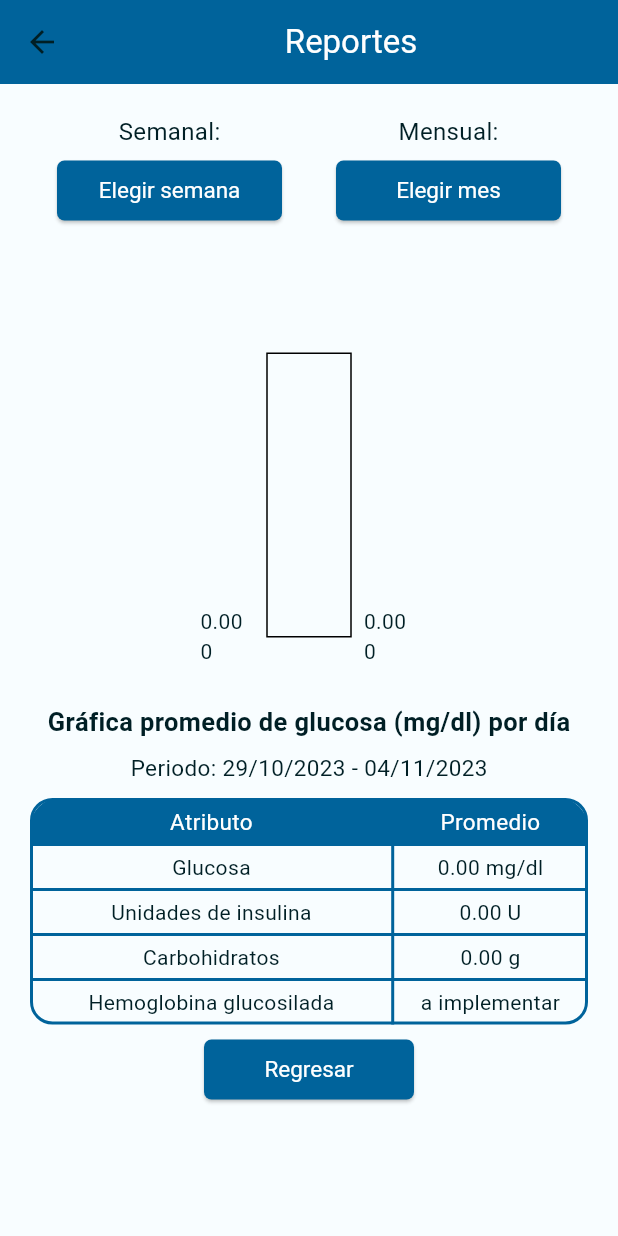
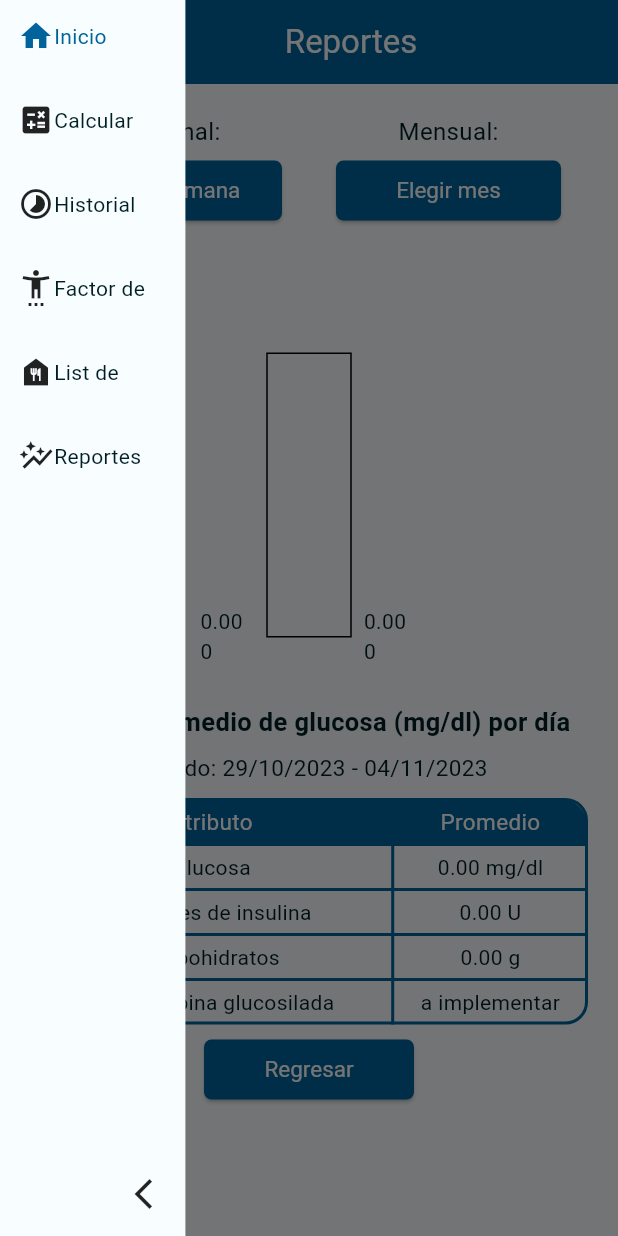
Before and after one commit to ochavirar/InsulineCalculator, a Flutter app: the Reports screen opened directly, with the side drawer open (before the commit the screen has no drawer), on a phone screen of 412 x 824 dp. Run offline on Flutter 3.47's test engine with Material 2 defaults, Android fonts, the phone set to English and light mode, and no system bars; drawn by our look-alikes of fl_chart, sidebarx; our stand-ins replace azlistview, flutter_slidable, syncfusion_flutter_datepicker, table_calendar; network calls fail.

Commit message:
mas cambios de tema

```diff
--- a/insuline_calculator/lib/screens/main_bolus.dart
+++ b/insuline_calculator/lib/screens/main_bolus.dart
@@ -1,4 +1,5 @@
 import 'package:flutter/material.dart';
+import 'package:insuline_calculator/widgets/utilities/side_bar.dart';
 import 'bolus_data.dart';
 import 'bolus_food.dart';
 
@@ -17,6 +18,7 @@ class _MainBolusScreenState extends State<MainBolusScreen> {
   @override
   Widget build(BuildContext context) {
     return Scaffold(
+        drawer: const SideBar(),
         appBar: AppBar(
           title: Text(
             'Bolus de Insulina',
--- a/insuline_calculator/lib/screens/main_food_list.dart
+++ b/insuline_calculator/lib/screens/main_food_list.dart
@@ -6,6 +6,7 @@ import 'package:insuline_calculator/classes/az_food_list.dart';
 import 'package:insuline_calculator/dummy_data/dummy_data.dart';
 import 'package:azlistview/azlistview.dart';
 import 'package:insuline_calculator/widgets/bolus_widgets/main_food_list_item.dart';
+import 'package:insuline_calculator/widgets/utilities/side_bar.dart';
 
 List<AZFoodListItem> getCorrectListType() {
   List<dynamic> valores = dummyFood; //este sera recuperado del api despues
@@ -33,14 +34,15 @@ class MainFoodList extends StatelessWidget {
   @override
   Widget build(BuildContext context) {
     return Scaffold(
+      drawer: const SideBar(),
       appBar: AppBar(
         title: Text(
           'Lista Alimentos',
           style: TextStyle(
-            color: Theme.of(context).secondaryHeaderColor,
+            color: Theme.of(context).colorScheme.onPrimary,
           ),
         ),
-        backgroundColor: Theme.of(context).primaryColor,
+        backgroundColor: Theme.of(context).colorScheme.primary,
       ),
       body: Column(
         children: [
--- a/insuline_calculator/lib/screens/reports.dart
+++ b/insuline_calculator/lib/screens/reports.dart
@@ -4,11 +4,11 @@ import 'package:insuline_calculator/widgets/report_widgets/barchart_reports.dart
 import 'package:insuline_calculator/widgets/report_widgets/month_picker_dialog.dart';
 import 'package:insuline_calculator/widgets/report_widgets/report_table.dart';
 import 'package:insuline_calculator/widgets/report_widgets/week_picker_dialog.dart';
+import 'package:insuline_calculator/widgets/utilities/side_bar.dart';
 
 import 'package:intl/intl.dart';
 import 'package:provider/provider.dart';
 import '../providers/provider_reports.dart';
-
 
 class Reports extends StatefulWidget {
   const Reports({super.key});
@@ -32,8 +32,7 @@ class _ReportsState extends State<Reports> {
         context: context,
         builder: (BuildContext context) {
           return WeekPicker();
-    }
-  );
+        });
   }
 
   void showMonthPicker(BuildContext context) {
@@ -41,36 +40,38 @@ class _ReportsState extends State<Reports> {
         context: context,
         builder: (BuildContext context) {
           return MonthPicker();
-    }
-  );
+        });
   }
 
   @override
   Widget build(BuildContext context) {
     return Scaffold(
       resizeToAvoidBottomInset: false,
+      drawer: const SideBar(),
       appBar: AppBar(
-
-        backgroundColor: Theme.of(context).primaryColor,
-        title: Center(child: Text("Reportes", style:TextStyle(color: Colors.white))),
+        backgroundColor: Theme.of(context).colorScheme.primary,
+        title: Center(
+            child: Text("Reportes",
+                style:
+                    TextStyle(color: Theme.of(context).colorScheme.onPrimary))),
       ),
-
       body: Padding(
-        padding: const EdgeInsets.fromLTRB(10,15.0,10,15),
+        padding: const EdgeInsets.fromLTRB(10, 15.0, 10, 15),
         child: SingleChildScrollView(
           child: Column(
             mainAxisAlignment: MainAxisAlignment.start,
             children: [
               Padding(
-              padding: const EdgeInsets.only(left:10, right:10),
-              child: Row(children: [
-                Expanded(child:
-                    Container(
-                      child: Column(
+                padding: const EdgeInsets.only(left: 10, right: 10),
+                child: Row(
                   children: [
+                    Expanded(
+                      child: Container(
+                        child: Column(children: [
                           Padding(
-                          padding: const EdgeInsets.only(top:5.0),
-                          child: Text("Semanal:",style:TextStyle(fontSize: 16)),
+                            padding: const EdgeInsets.only(top: 5.0),
+                            child: Text("Semanal:",
+                                style: TextStyle(fontSize: 16)),
                           ),
                           Padding(
                             padding: const EdgeInsets.all(8),
@@ -79,29 +80,31 @@ class _ReportsState extends State<Reports> {
                                 height: 40,
                                 child: ElevatedButton(
                                   style: ElevatedButton.styleFrom(
-                                textStyle: const TextStyle(fontSize: 15, color:Colors.white),
-                                backgroundColor: Theme.of(context).primaryColor,
+                                      textStyle: const TextStyle(
+                                          fontSize: 15, color: Colors.white),
+                                      backgroundColor:
+                                          Theme.of(context).primaryColor,
                                       shape: RoundedRectangleBorder(
-                                  borderRadius: BorderRadius.circular(5)
-                                )
-                              ), onPressed: () {
+                                          borderRadius:
+                                              BorderRadius.circular(5))),
+                                  onPressed: () {
                                     showWeekPicker(context);
                                   },
-                              child: const Text('Elegir semana',style: TextStyle(fontSize: 15, color:Colors.white)),
-                            )
+                                  child: const Text('Elegir semana',
+                                      style: TextStyle(
+                                          fontSize: 15, color: Colors.white)),
+                                )),
                           ),
-                        ),
-
                         ]),
                       ),
                     ),
-                  Expanded(child:
-                    Container(
-                      child: Column(
-                        children: [
+                    Expanded(
+                      child: Container(
+                        child: Column(children: [
                           Padding(
                             padding: const EdgeInsets.only(top: 5.0),
-                          child: Text("Mensual:",style:TextStyle(fontSize: 16)),
+                            child: Text("Mensual:",
+                                style: TextStyle(fontSize: 16)),
                           ),
                           Padding(
                             padding: const EdgeInsets.all(8.0),
@@ -110,48 +113,53 @@ class _ReportsState extends State<Reports> {
                                 height: 40,
                                 child: ElevatedButton(
                                   style: ElevatedButton.styleFrom(
-                                textStyle: const TextStyle(fontSize: 15, color:Colors.white),
-                                backgroundColor: Theme.of(context).primaryColor,
+                                      textStyle: const TextStyle(
+                                          fontSize: 15, color: Colors.white),
+                                      backgroundColor:
+                                          Theme.of(context).primaryColor,
                                       shape: RoundedRectangleBorder(
-                                  borderRadius: BorderRadius.circular(5)
-                                )
-                              ), onPressed: () {
+                                          borderRadius:
+                                              BorderRadius.circular(5))),
+                                  onPressed: () {
                                     showMonthPicker(context);
                                   },
-                              child: const Text('Elegir mes',style: TextStyle(fontSize: 15, color:Colors.white)),
-                            )
-                          ),
+                                  child: const Text('Elegir mes',
+                                      style: TextStyle(
+                                          fontSize: 15, color: Colors.white)),
+                                )),
                           ),
                         ]),
                       ),
                     ),
-              ],),
+                  ],
+                ),
               ),
 
               //Widget que crea las gráficas de barras
               BarChartReportes(),
 
               Container(
-              child: Column(
-                children: [
+                child: Column(children: [
                   Padding(
-                  padding: const EdgeInsets.only(top:4.0),
-                  child: Text("Gráfica promedio de glucosa (mg/dl) por día",
-                  style: TextStyle(fontSize: 17,fontWeight: FontWeight.bold),),
+                    padding: const EdgeInsets.only(top: 4.0),
+                    child: Text(
+                      "Gráfica promedio de glucosa (mg/dl) por día",
+                      style:
+                          TextStyle(fontSize: 17, fontWeight: FontWeight.bold),
                     ),
-
+                  ),
                 ]),
               ),
 
               Container(
-              child: Column(
-                children: [
+                child: Column(children: [
                   Padding(
-                  padding: const EdgeInsets.only(top:8.0),
-                  child: Text("Periodo: ${dateFormat.format(Provider.of<ReportsProvider>(context).startDate)} - ${dateFormat.format(Provider.of<ReportsProvider>(context).endDate)}",
-                  style: TextStyle(fontSize: 15),),
+                    padding: const EdgeInsets.only(top: 8.0),
+                    child: Text(
+                      "Periodo: ${dateFormat.format(Provider.of<ReportsProvider>(context).startDate)} - ${dateFormat.format(Provider.of<ReportsProvider>(context).endDate)}",
+                      style: TextStyle(fontSize: 15),
                     ),
-
+                  ),
                 ]),
               ),
 
@@ -166,16 +174,17 @@ class _ReportsState extends State<Reports> {
                   height: 40,
                   child: ElevatedButton(
                     style: ElevatedButton.styleFrom(
-                  textStyle: const TextStyle(fontSize: 20, color:Colors.white),
+                        textStyle:
+                            const TextStyle(fontSize: 20, color: Colors.white),
                         backgroundColor: Theme.of(context).primaryColor,
                         shape: RoundedRectangleBorder(
-                    borderRadius: BorderRadius.circular(5)
-                  )
-                ), onPressed: () {  },
-                child: const Text('Regresar',style: TextStyle(fontSize: 15, color:Colors.white)),
-              )
+                            borderRadius: BorderRadius.circular(5))),
+                    onPressed: () {},
+                    child: const Text('Regresar',
+                        style: TextStyle(fontSize: 15, color: Colors.white)),
+                  )),
+            ],
           ),
-          ],),
         ),
       ),
     );
--- a/insuline_calculator/lib/widgets/edit_profile_widgets/theme_logout.dart
+++ b/insuline_calculator/lib/widgets/edit_profile_widgets/theme_logout.dart
@@ -31,7 +31,7 @@ class _BottomEditProfilePageState extends State<BottomEditProfilePage> {
                     MediaQuery.of(context).size.height * 0.08),
               ),
               onPressed: () {
-                Navigator.push(
+                Navigator.pushReplacement(
                   context,
                   MaterialPageRoute(builder: (context) => const LogIn()),
                 );
```
Also changed, not shown: insuline_calculator/lib/screens/bolus_history.dart (+11 -10 lines), insuline_calculator/lib/screens/register_food.dart (+84 -58 lines), insuline_calculator/lib/widgets/log_in_widgets/log_in_form.dart (+25 -19 lines), insuline_calculator/lib/widgets/main_screen_widgets/main_screen_container.dart (+16 -8 lines), insuline_calculator/lib/widgets/report_widgets/barchart_reports.dart (+25 -11 lines), insuline_calculator/lib/widgets/sensibility_widgets/sensibility_container.dart (+7 -16 lines), insuline_calculator/lib/widgets/utilities/side_bar.dart (+6 -6 lines). Lines whose indentation alone changed are shown as unchanged.
